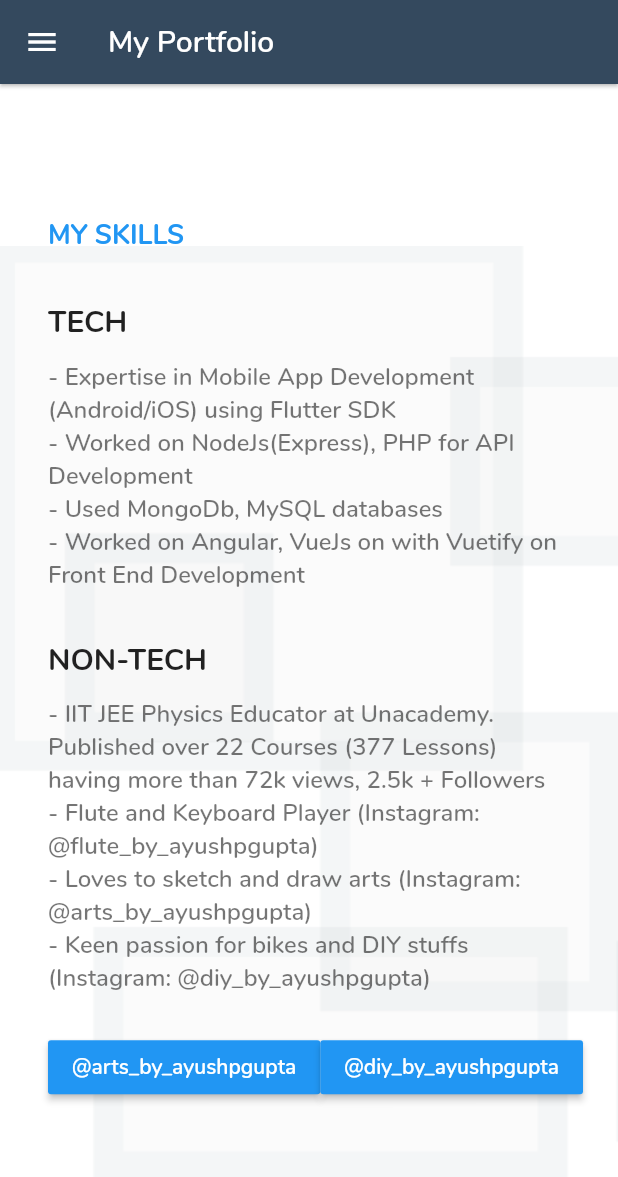
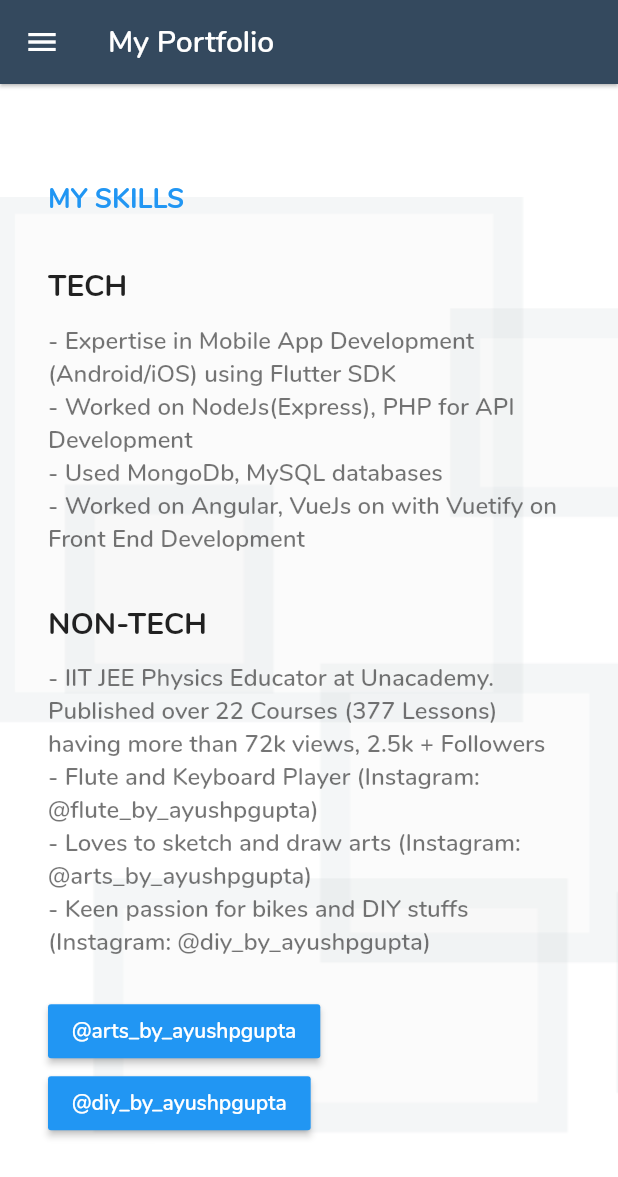
Before and after one commit to apgapg/flutter_portfolio, a Flutter app: the screen it shows after launch, swiped to page 5, on a phone screen of 412 x 824 dp. Shown: the top 1177 px of the screen. Run offline on Flutter 3.47's test engine with Material 2 defaults, Android fonts, the phone set to English and light mode, and no system bars; our stand-ins replace avatar_glow, extended_image, font_awesome_flutter; network calls fail.

Commit message:
Add art page and fix other bugs

```diff
--- a/lib/pages/drawer.dart
+++ b/lib/pages/drawer.dart
@@ -14,6 +14,7 @@ class LeftDrawer extends StatelessWidget {
     "EDUCATION",
     "WORK",
     "SKILLS",
+    "ARTS/SKETCHES",
     "CONTACT"
   ];
 
@@ -77,7 +78,8 @@ class LeftDrawer extends StatelessWidget {
             SizedBox(
               height: 16,
             ),
-            for (int i = 0; i < list.length; i++) DrawerListTile(list[i], i,onItemTap),
+            for (int i = 0; i < list.length; i++)
+              DrawerListTile(list[i], i, onItemTap),
           ],
         ),
       ),
--- a/lib/pages/home_page.dart
+++ b/lib/pages/home_page.dart
@@ -1,5 +1,6 @@
 import 'package:flutter/material.dart';
 import 'package:flutter_portfolio/pages/about_page.dart';
+import 'package:flutter_portfolio/pages/art_page.dart';
 import 'package:flutter_portfolio/pages/contact_page.dart';
 import 'package:flutter_portfolio/pages/drawer.dart';
 import 'package:flutter_portfolio/pages/education_page.dart';
@@ -18,6 +19,9 @@ class HomePage extends StatelessWidget {
     this.context = context;
     var drawer = LeftDrawer(onItemTap);
     var body = PageView(
+      physics: MediaQuery.of(context).size.width < 600
+          ? null
+          : NeverScrollableScrollPhysics(),
       controller: _controller,
       scrollDirection: Axis.vertical,
       children: <Widget>[
@@ -26,6 +30,7 @@ class HomePage extends StatelessWidget {
         EducationPage(),
         WorkPage(),
         SkillsPage(),
+        ArtPage(),
         ContactPage(),
       ],
     );
@@ -60,5 +65,6 @@ class HomePage extends StatelessWidget {
 
   void onItemTap(int index) {
     _controller.jumpToPage(index);
+    if (MediaQuery.of(context).size.width < 600) Navigator.pop(context);
   }
 }
--- a/lib/pages/skills_page.dart
+++ b/lib/pages/skills_page.dart
@@ -21,7 +21,9 @@ class SkillsPage extends StatelessWidget {
             ),
           ),
           Container(
-            padding: EdgeInsets.all(32),
+            padding: EdgeInsets.symmetric(horizontal: 32),
+            child: SingleChildScrollView(
+              padding: EdgeInsets.symmetric(vertical: 32),
               child: Column(
                 crossAxisAlignment: CrossAxisAlignment.start,
                 mainAxisAlignment: MainAxisAlignment.center,
@@ -103,8 +105,9 @@ class SkillsPage extends StatelessWidget {
                   SizedBox(
                     height: 16,
                   ),
-                Row(
-                  mainAxisAlignment: MainAxisAlignment.spaceEvenly,
+                  Wrap(
+                    direction: Axis.horizontal,
+                    crossAxisAlignment: WrapCrossAlignment.center,
                     children: <Widget>[
                       RaisedButton(
                         child: Text("@arts_by_ayushpgupta"),
@@ -114,6 +117,9 @@ class SkillsPage extends StatelessWidget {
                         },
                         textColor: Colors.white,
                         color: Colors.blue,
+                      ),
+                      SizedBox(
+                        width: 8,
                       ),
                       RaisedButton(
                         child: Text("@diy_by_ayushpgupta"),
@@ -125,8 +131,9 @@ class SkillsPage extends StatelessWidget {
                         color: Colors.blue,
                       ),
                     ],
-                )
+                  ),
                 ],
+              ),
             ),
           ),
         ],
--- a/lib/widgets/plane.dart
+++ b/lib/widgets/plane.dart
@@ -28,7 +28,7 @@ class _PlaneState extends State<Plane> with SingleTickerProviderStateMixin {
     });
     controller.addStatusListener((status) async {
       if (status == AnimationStatus.completed) {
-        await Future.delayed(Duration(milliseconds: 1000));
+        await Future.delayed(Duration(milliseconds: 100));
         if (controller != null) {
           controller.reset();
           controller.forward();
@@ -53,7 +53,7 @@ class _PlaneState extends State<Plane> with SingleTickerProviderStateMixin {
       children: <Widget>[
         Transform.translate(
           offset: Offset(
-              MediaQuery.of(context).size.width + animation.value + 100.0,
+              MediaQuery.of(context).size.width + animation.value ,
               -28.0),
           child: Image.asset(
             'assets/images/plane_text.png',
```
Also changed, not shown: lib/pages/art_page.dart (added, +124 -0 lines), pubspec.yaml (+15 -0 lines), pubspec.lock, 3 other files. Lines whose indentation alone changed are shown as unchanged.
